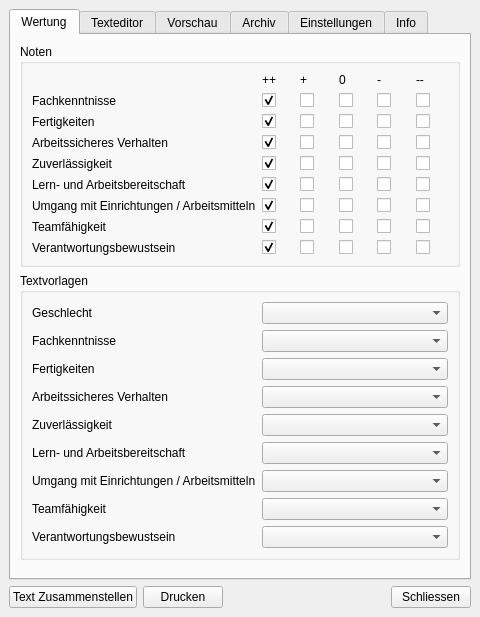
Before: the Qt Designer form mainwindow.ui in str4el/grading, drawn with Qt 5.
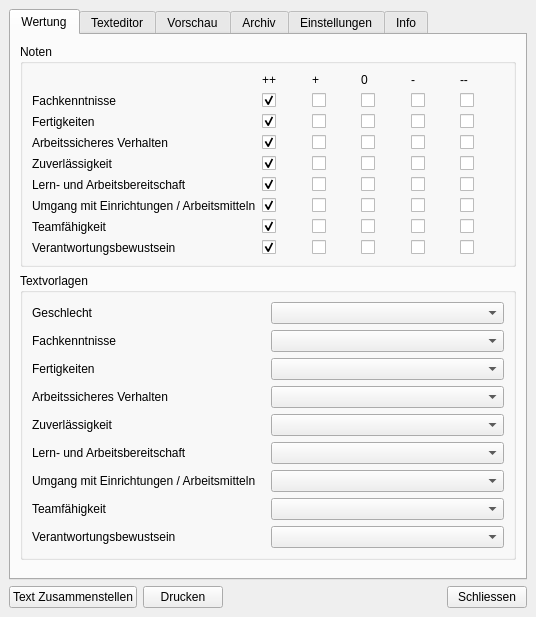
After: the same form once the commit is applied. Custom widgets are drawn as their Qt base class.

Commit message: BUGFIX: Daten werden nicht richtig von Version 3 auf 4 konvertiert

```diff
--- a/mainwindow.ui
+++ b/mainwindow.ui
@@ -6,7 +6,7 @@
    <rect>
     <x>0</x>
     <y>0</y>
-    <width>480</width>
+    <width>536</width>
     <height>617</height>
    </rect>
   </property>
```
The commit also changes 2 other files.
